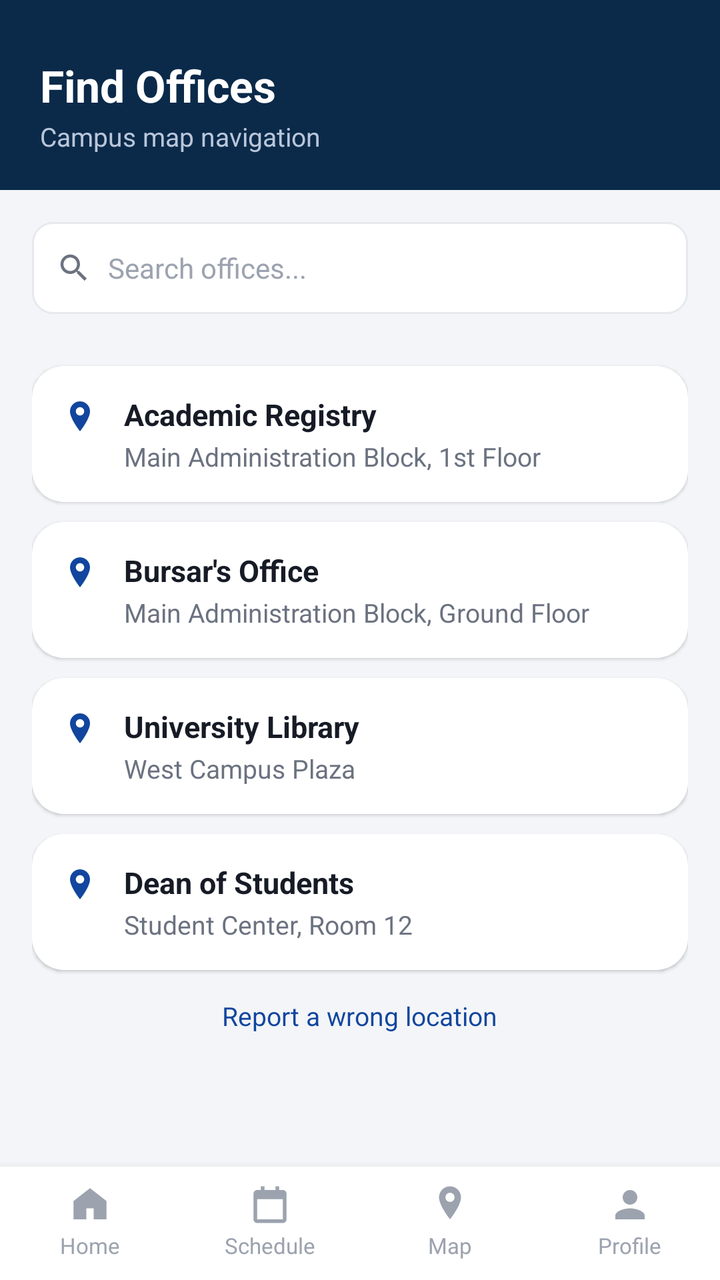
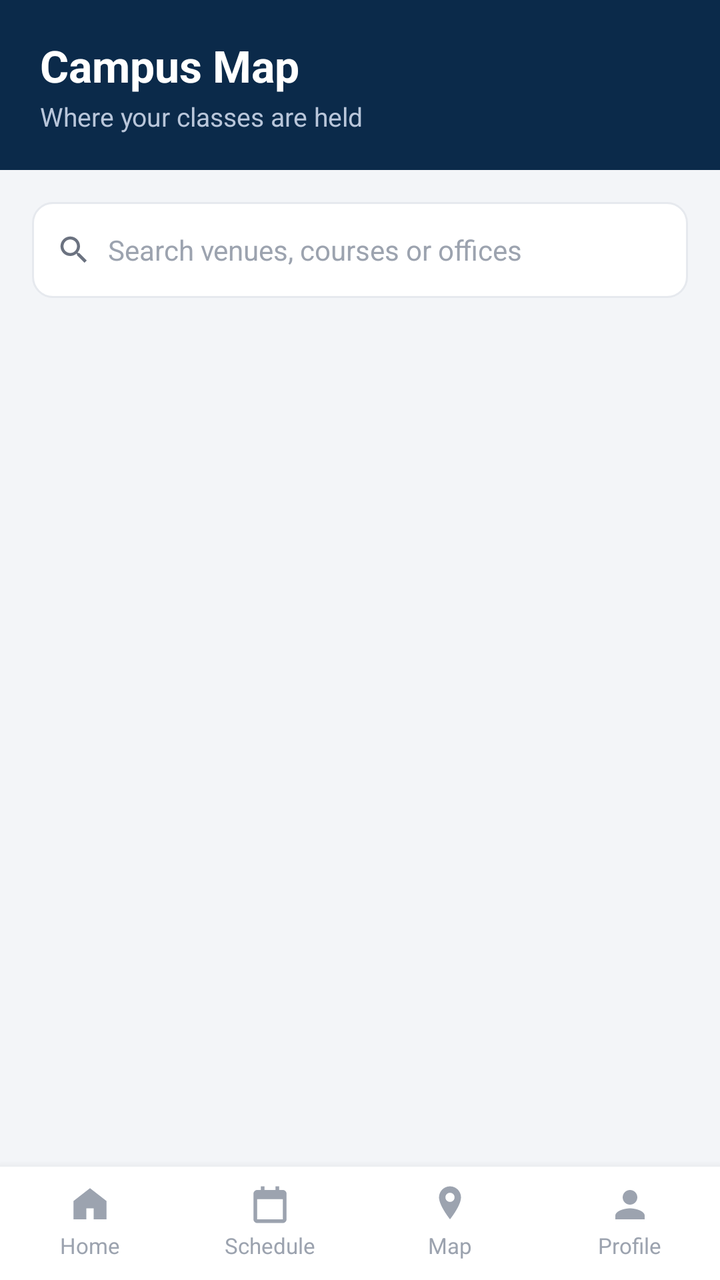

Screens rendered from an Android XML layout before and after an edit, with the pre-edit source and the edit as a unified diff.
<!-- AndroidManifest.xml: application theme Theme.CampusApp -->
<!-- res/layout/activity_campus_map.xml -->
<?xml version="1.0" encoding="utf-8"?>
<LinearLayout xmlns:android="http://schemas.android.com/apk/res/android"
    android:layout_width="match_parent"
    android:layout_height="match_parent"
    android:orientation="vertical"
    android:background="@color/background">

    <LinearLayout style="@style/SectionHeader">
        <TextView
            android:layout_width="wrap_content" android:layout_height="wrap_content"
            android:text="Find Offices" android:textColor="@color/white" android:textSize="22sp" android:textStyle="bold"/>
        <TextView
            android:layout_width="wrap_content" android:layout_height="wrap_content" android:layout_marginTop="2dp"
            android:text="Campus map navigation" android:textColor="#B9C6DA" android:textSize="13sp"/>
    </LinearLayout>

    <LinearLayout
        android:layout_width="match_parent" android:layout_height="46dp"
        android:layout_margin="16dp"
        android:orientation="horizontal" android:gravity="center_vertical"
        android:background="@drawable/bg_input" android:paddingLeft="12dp" android:paddingRight="12dp">
        <ImageView android:layout_width="18dp" android:layout_height="18dp" android:src="@drawable/ic_search"/>
        <TextView android:layout_width="0dp" android:layout_height="wrap_content" android:layout_weight="1"
            android:layout_marginStart="8dp" android:text="Search offices..." android:textColor="@color/text_gray_light" android:textSize="14sp"/>
    </LinearLayout>

    <ScrollView android:layout_width="match_parent" android:layout_height="0dp" android:layout_weight="1">
        <LinearLayout android:layout_width="match_parent" android:layout_height="wrap_content" android:orientation="vertical"
            android:paddingLeft="16dp" android:paddingRight="16dp">

            <LinearLayout style="@style/OfficeRow">
                <ImageView android:layout_width="20dp" android:layout_height="20dp" android:src="@drawable/ic_pin" android:layout_marginTop="2dp"/>
                <LinearLayout android:layout_width="0dp" android:layout_height="wrap_content" android:layout_weight="1"
                    android:orientation="vertical" android:layout_marginStart="12dp">
                    <TextView android:layout_width="wrap_content" android:layout_height="wrap_content"
                        android:text="Academic Registry" android:textStyle="bold" android:textSize="15sp" android:textColor="@color/text_dark"/>
                    <TextView android:layout_width="wrap_content" android:layout_height="wrap_content" android:layout_marginTop="2dp"
                        android:text="Main Administration Block, 1st Floor" android:textSize="13sp" android:textColor="@color/text_gray"/>
                </LinearLayout>
            </LinearLayout>

            <LinearLayout style="@style/OfficeRow">
                <ImageView android:layout_width="20dp" android:layout_height="20dp" android:src="@drawable/ic_pin" android:layout_marginTop="2dp"/>
                <LinearLayout android:layout_width="0dp" android:layout_height="wrap_content" android:layout_weight="1"
                    android:orientation="vertical" android:layout_marginStart="12dp">
                    <TextView android:layout_width="wrap_content" android:layout_height="wrap_content"
                        android:text="Bursar's Office" android:textStyle="bold" android:textSize="15sp" android:textColor="@color/text_dark"/>
                    <TextView android:layout_width="wrap_content" android:layout_height="wrap_content" android:layout_marginTop="2dp"
                        android:text="Main Administration Block, Ground Floor" android:textSize="13sp" android:textColor="@color/text_gray"/>
                </LinearLayout>
            </LinearLayout>

            <LinearLayout style="@style/OfficeRow">
                <ImageView android:layout_width="20dp" android:layout_height="20dp" android:src="@drawable/ic_pin" android:layout_marginTop="2dp"/>
                <LinearLayout android:layout_width="0dp" android:layout_height="wrap_content" android:layout_weight="1"
                    android:orientation="vertical" android:layout_marginStart="12dp">
                    <TextView android:layout_width="wrap_content" android:layout_height="wrap_content"
                        android:text="University Library" android:textStyle="bold" android:textSize="15sp" android:textColor="@color/text_dark"/>
                    <TextView android:layout_width="wrap_content" android:layout_height="wrap_content" android:layout_marginTop="2dp"
                        android:text="West Campus Plaza" android:textSize="13sp" android:textColor="@color/text_gray"/>
                </LinearLayout>
            </LinearLayout>

            <LinearLayout style="@style/OfficeRow">
                <ImageView android:layout_width="20dp" android:layout_height="20dp" android:src="@drawable/ic_pin" android:layout_marginTop="2dp"/>
                <LinearLayout android:layout_width="0dp" android:layout_height="wrap_content" android:layout_weight="1"
                    android:orientation="vertical" android:layout_marginStart="12dp">
                    <TextView android:layout_width="wrap_content" android:layout_height="wrap_content"
                        android:text="Dean of Students" android:textStyle="bold" android:textSize="15sp" android:textColor="@color/text_dark"/>
                    <TextView android:layout_width="wrap_content" android:layout_height="wrap_content" android:layout_marginTop="2dp"
                        android:text="Student Center, Room 12" android:textSize="13sp" android:textColor="@color/text_gray"/>
                </LinearLayout>
            </LinearLayout>

            <TextView
                android:id="@+id/tvReportLocation"
                android:layout_width="wrap_content" android:layout_height="wrap_content"
                android:layout_gravity="center_horizontal"
                android:layout_marginTop="14dp" android:layout_marginBottom="16dp"
                android:text="Report a wrong location"
                android:textColor="@color/primary_blue" android:textSize="13sp"/>

        </LinearLayout>
    </ScrollView>

    <include layout="@layout/layout_bottom_nav" android:id="@+id/bottomNavInclude"/>

</LinearLayout>
<!-- res/layout/layout_bottom_nav.xml (included above) -->
<?xml version="1.0" encoding="utf-8"?>
<LinearLayout xmlns:android="http://schemas.android.com/apk/res/android"
    android:id="@+id/bottomNav"
    android:layout_width="match_parent"
    android:layout_height="wrap_content"
    android:orientation="horizontal"
    android:background="@color/white"
    android:elevation="8dp"
    android:paddingTop="8dp"
    android:paddingBottom="10dp">

    <LinearLayout android:id="@+id/navHome" style="@style/BottomNavItem">
        <ImageView android:id="@+id/navHomeIcon" style="@style/BottomNavIcon" android:src="@drawable/ic_home"/>
        <TextView android:id="@+id/navHomeLabel" style="@style/BottomNavLabel" android:text="Home"/>
    </LinearLayout>

    <LinearLayout android:id="@+id/navSchedule" style="@style/BottomNavItem">
        <ImageView android:id="@+id/navScheduleIcon" style="@style/BottomNavIcon" android:src="@drawable/ic_schedule"/>
        <TextView android:id="@+id/navScheduleLabel" style="@style/BottomNavLabel" android:text="Schedule"/>
    </LinearLayout>

    <LinearLayout android:id="@+id/navMap" style="@style/BottomNavItem">
        <ImageView android:id="@+id/navMapIcon" style="@style/BottomNavIcon" android:src="@drawable/ic_map"/>
        <TextView android:id="@+id/navMapLabel" style="@style/BottomNavLabel" android:text="@string/map"/>
    </LinearLayout>

    <LinearLayout android:id="@+id/navProfile" style="@style/BottomNavItem">
        <ImageView android:id="@+id/navProfileIcon" style="@style/BottomNavIcon" android:src="@drawable/ic_profile"/>
        <TextView android:id="@+id/navProfileLabel" style="@style/BottomNavLabel" android:text="Profile"/>
    </LinearLayout>

</LinearLayout>
<!-- resources referenced by this layout -->
<resources>
  <color name="background">#F3F5F8</color>
  <color name="primary_blue">#12469E</color>
  <color name="text_dark">#161B26</color>
  <color name="text_gray">#6B7280</color>
  <color name="text_gray_light">#9CA3AF</color>
  <color name="white">#FFFFFF</color>
  <!-- drawable bg_input (drawable) -->
  <?xml version="1.0" encoding="utf-8"?>
  <shape xmlns:android="http://schemas.android.com/apk/res/android" android:shape="rectangle">
      <solid android:color="@color/white" />
      <stroke android:width="1dp" android:color="@color/divider" />
      <corners android:radius="10dp" />
  </shape>
  <!-- drawable ic_home (drawable) -->
  <vector xmlns:android="http://schemas.android.com/apk/res/android"
      android:width="24dp" android:height="24dp" android:viewportWidth="24" android:viewportHeight="24"
      android:tint="?attr/colorControlNormal">
      <path android:fillColor="@android:color/white"
          android:pathData="M12,3 L21,10 L21,20 L14,20 L14,14 L10,14 L10,20 L3,20 L3,10 Z"
          android:fillType="evenOdd"/>
  </vector>
  <!-- drawable ic_pin (drawable) -->
  <vector xmlns:android="http://schemas.android.com/apk/res/android"
      android:width="20dp" android:height="20dp" android:viewportWidth="24" android:viewportHeight="24">
      <path android:fillColor="@color/primary_blue"
          android:pathData="M12,2 C8.7,2 6,4.7 6,8 C6,12.5 12,20 12,20 C12,20 18,12.5 18,8 C18,4.7 15.3,2 12,2 Z M12,10.5 C10.6,10.5 9.5,9.4 9.5,8 C9.5,6.6 10.6,5.5 12,5.5 C13.4,5.5 14.5,6.6 14.5,8 C14.5,9.4 13.4,10.5 12,10.5 Z"/>
  </vector>
  <string name="map">Map</string>
  <style name="BottomNavIcon">
          <item name="android:layout_width">22dp</item>
          <item name="android:layout_height">22dp</item>
          <item name="android:tint">@color/text_gray_light</item>
      </style>
  <style name="BottomNavLabel">
          <item name="android:layout_width">wrap_content</item>
          <item name="android:layout_height">wrap_content</item>
          <item name="android:layout_marginTop">2dp</item>
          <item name="android:textSize">11sp</item>
          <item name="android:textColor">@color/text_gray_light</item>
      </style>
  <style name="OfficeRow">
          <item name="android:layout_width">match_parent</item>
          <item name="android:layout_height">wrap_content</item>
          <item name="android:orientation">horizontal</item>
          <item name="android:background">@drawable/bg_card</item>
          <item name="android:padding">14dp</item>
          <item name="android:layout_marginTop">10dp</item>
          <item name="android:elevation">1dp</item>
      </style>
  <style name="SectionHeader">
          <item name="android:layout_width">match_parent</item>
          <item name="android:layout_height">wrap_content</item>
          <item name="android:background">@color/navy_dark</item>
          <item name="android:paddingLeft">20dp</item>
          <item name="android:paddingRight">20dp</item>
          <item name="android:paddingTop">28dp</item>
          <item name="android:paddingBottom">18dp</item>
          <item name="android:orientation">vertical</item>
      </style>
  <style name="Theme.CampusApp" parent="Theme.MaterialComponents.Light.NoActionBar">
          <item name="colorPrimary">@color/primary_blue</item>
          <item name="colorPrimaryDark">@color/navy_dark</item>
          <item name="colorAccent">@color/primary_red</item>
          <item name="android:windowBackground">@color/background</item>
          <item name="android:statusBarColor">@color/navy_dark</item>
      </style>
  <color name="divider">#E6E9EE</color>
  <!-- drawable bg_card (drawable) -->
  <?xml version="1.0" encoding="utf-8"?>
  <shape xmlns:android="http://schemas.android.com/apk/res/android" android:shape="rectangle">
      <solid android:color="@color/card_white" />
      <corners android:radius="16dp" />
  </shape>
  <color name="navy_dark">#0B2A4A</color>
  <color name="primary_red">#C31432</color>
  <color name="card_white">#FFFFFF</color>
  <!-- unchanged entries left out for length: 5 -->
</resources>

<!-- the commit's change to res/layout/activity_campus_map.xml (unified diff, before → after) -->
@@ -1,89 +1,85 @@
 <?xml version="1.0" encoding="utf-8"?>
 <LinearLayout xmlns:android="http://schemas.android.com/apk/res/android"
+    xmlns:tools="http://schemas.android.com/tools"
     android:layout_width="match_parent"
     android:layout_height="match_parent"
     android:orientation="vertical"
-    android:background="@color/background">
+    android:background="@color/background"
+    tools:ignore="HardcodedText,AccessibleMissingDescription,ContentDescription,All">
 
-    <LinearLayout style="@style/SectionHeader">
+    <LinearLayout
+        style="@style/SectionHeader"
+        android:layout_width="match_parent"
+        android:layout_height="wrap_content"
+        android:orientation="vertical">
         <TextView
-            android:layout_width="wrap_content" android:layout_height="wrap_content"
-            android:text="Find Offices" android:textColor="@color/white" android:textSize="22sp" android:textStyle="bold"/>
+            android:layout_width="wrap_content"
+            android:layout_height="wrap_content"
+            android:text="Campus Map"
+            android:textColor="@color/white"
+            android:textSize="22sp"
+            android:textStyle="bold"/>
         <TextView
-            android:layout_width="wrap_content" android:layout_height="wrap_content" android:layout_marginTop="2dp"
-            android:text="Campus map navigation" android:textColor="#B9C6DA" android:textSize="13sp"/>
+            android:id="@+id/tvMapSubtitle"
+            android:layout_width="wrap_content"
+            android:layout_height="wrap_content"
+            android:layout_marginTop="2dp"
+            android:text="Where your classes are held"
+            android:textColor="#B9C6DA"
+            android:textSize="13sp"/>
     </LinearLayout>
 
     <LinearLayout
-        android:layout_width="match_parent" android:layout_height="46dp"
+        android:layout_width="match_parent"
+        android:layout_height="48dp"
         android:layout_margin="16dp"
-        android:orientation="horizontal" android:gravity="center_vertical"
-        android:background="@drawable/bg_input" android:paddingLeft="12dp" android:paddingRight="12dp">
-        <ImageView android:layout_width="18dp" android:layout_height="18dp" android:src="@drawable/ic_search"/>
-        <TextView android:layout_width="0dp" android:layout_height="wrap_content" android:layout_weight="1"
-            android:layout_marginStart="8dp" android:text="Search offices..." android:textColor="@color/text_gray_light" android:textSize="14sp"/>
+        android:orientation="horizontal"
+        android:gravity="center_vertical"
+        android:background="@drawable/bg_input"
+        android:paddingLeft="12dp"
+        android:paddingRight="12dp">
+        <ImageView
+            android:importantForAccessibility="no"
+            android:layout_width="18dp"
+            android:layout_height="18dp"
+            android:src="@drawable/ic_search"/>
+        <EditText
+            android:id="@+id/etVenueSearch"
+            android:layout_width="0dp"
+            android:layout_height="match_parent"
+            android:layout_weight="1"
+            android:layout_marginStart="8dp"
+            android:background="@android:color/transparent"
+            android:hint="Search venues, courses or offices"
+            android:importantForAutofill="no"
+            android:inputType="text"
+            android:imeOptions="actionSearch"
+            android:textColor="@color/text_dark"
+            android:textColorHint="@color/text_gray_light"
+            android:textSize="14sp"/>
     </LinearLayout>
 
-    <ScrollView android:layout_width="match_parent" android:layout_height="0dp" android:layout_weight="1">
-        <LinearLayout android:layout_width="match_parent" android:layout_height="wrap_content" android:orientation="vertical"
-            android:paddingLeft="16dp" android:paddingRight="16dp">
-
-            <LinearLayout style="@style/OfficeRow">
-                <ImageView android:layout_width="20dp" android:layout_height="20dp" android:src="@drawable/ic_pin" android:layout_marginTop="2dp"/>
-                <LinearLayout android:layout_width="0dp" android:layout_height="wrap_content" android:layout_weight="1"
-                    android:orientation="vertical" android:layout_marginStart="12dp">
-                    <TextView android:layout_width="wrap_content" android:layout_height="wrap_content"
-                        android:text="Academic Registry" android:textStyle="bold" android:textSize="15sp" android:textColor="@color/text_dark"/>
-                    <TextView android:layout_width="wrap_content" android:layout_height="wrap_content" android:layout_marginTop="2dp"
-                        android:text="Main Administration Block, 1st Floor" android:textSize="13sp" android:textColor="@color/text_gray"/>
-                </LinearLayout>
-            </LinearLayout>
-
-            <LinearLayout style="@style/OfficeRow">
-                <ImageView android:layout_width="20dp" android:layout_height="20dp" android:src="@drawable/ic_pin" android:layout_marginTop="2dp"/>
-                <LinearLayout android:layout_width="0dp" android:layout_height="wrap_content" android:layout_weight="1"
-                    android:orientation="vertical" android:layout_marginStart="12dp">
-                    <TextView android:layout_width="wrap_content" android:layout_height="wrap_content"
-                        android:text="Bursar's Office" android:textStyle="bold" android:textSize="15sp" android:textColor="@color/text_dark"/>
-                    <TextView android:layout_width="wrap_content" android:layout_height="wrap_content" android:layout_marginTop="2dp"
-                        android:text="Main Administration Block, Ground Floor" android:textSize="13sp" android:textColor="@color/text_gray"/>
-                </LinearLayout>
-            </LinearLayout>
-
-            <LinearLayout style="@style/OfficeRow">
-                <ImageView android:layout_width="20dp" android:layout_height="20dp" android:src="@drawable/ic_pin" android:layout_marginTop="2dp"/>
-                <LinearLayout android:layout_width="0dp" android:layout_height="wrap_content" android:layout_weight="1"
-                    android:orientation="vertical" android:layout_marginStart="12dp">
-                    <TextView android:layout_width="wrap_content" android:layout_height="wrap_content"
-                        android:text="University Library" android:textStyle="bold" android:textSize="15sp" android:textColor="@color/text_dark"/>
-                    <TextView android:layout_width="wrap_content" android:layout_height="wrap_content" android:layout_marginTop="2dp"
-                        android:text="West Campus Plaza" android:textSize="13sp" android:textColor="@color/text_gray"/>
-                </LinearLayout>
-            </LinearLayout>
-
-            <LinearLayout style="@style/OfficeRow">
-                <ImageView android:layout_width="20dp" android:layout_height="20dp" android:src="@drawable/ic_pin" android:layout_marginTop="2dp"/>
-                <LinearLayout android:layout_width="0dp" android:layout_height="wrap_content" android:layout_weight="1"
-                    android:orientation="vertical" android:layout_marginStart="12dp">
-                    <TextView android:layout_width="wrap_content" android:layout_height="wrap_content"
-                        android:text="Dean of Students" android:textStyle="bold" android:textSize="15sp" android:textColor="@color/text_dark"/>
-                    <TextView android:layout_width="wrap_content" android:layout_height="wrap_content" android:layout_marginTop="2dp"
-                        android:text="Student Center, Room 12" android:textSize="13sp" android:textColor="@color/text_gray"/>
-                </LinearLayout>
-            </LinearLayout>
-
-            <TextView
-                android:id="@+id/tvReportLocation"
-                android:layout_width="wrap_content" android:layout_height="wrap_content"
-                android:layout_gravity="center_horizontal"
-                android:layout_marginTop="14dp" android:layout_marginBottom="16dp"
-                android:text="Report a wrong location"
-                android:textColor="@color/primary_blue" android:textSize="13sp"/>
-
-        </LinearLayout>
+    <ScrollView
+        android:id="@+id/mapScroll"
+        android:layout_width="match_parent"
+        android:layout_height="0dp"
+        android:layout_weight="1"
+        android:importantForAccessibility="no">
+        <LinearLayout
+            android:id="@+id/venueContainer"
+            android:layout_width="match_parent"
+            android:layout_height="wrap_content"
+            android:orientation="vertical"
+            android:paddingLeft="16dp"
+            android:paddingRight="16dp"
+            android:paddingBottom="16dp"/>
     </ScrollView>
 
-    <include layout="@layout/layout_bottom_nav" android:id="@+id/bottomNavInclude"/>
+    <include
+        layout="@layout/layout_bottom_nav"
+        android:id="@+id/bottomNavInclude"
+        android:layout_width="match_parent"
+        android:layout_height="wrap_content"/>
 
 </LinearLayout>
 <!-- res/layout/layout_bottom_nav.xml (included above) -->
@@ -99,22 +95,22 @@
     android:paddingBottom="10dp">
 
     <LinearLayout android:id="@+id/navHome" style="@style/BottomNavItem">
-        <ImageView android:id="@+id/navHomeIcon" style="@style/BottomNavIcon" android:src="@drawable/ic_home"/>
+        <ImageView android:importantForAccessibility="no" android:id="@+id/navHomeIcon" style="@style/BottomNavIcon" android:src="@drawable/ic_home"/>
         <TextView android:id="@+id/navHomeLabel" style="@style/BottomNavLabel" android:text="Home"/>
     </LinearLayout>
 
     <LinearLayout android:id="@+id/navSchedule" style="@style/BottomNavItem">
-        <ImageView android:id="@+id/navScheduleIcon" style="@style/BottomNavIcon" android:src="@drawable/ic_schedule"/>
+        <ImageView android:importantForAccessibility="no" android:id="@+id/navScheduleIcon" style="@style/BottomNavIcon" android:src="@drawable/ic_schedule"/>
         <TextView android:id="@+id/navScheduleLabel" style="@style/BottomNavLabel" android:text="Schedule"/>
     </LinearLayout>
 
     <LinearLayout android:id="@+id/navMap" style="@style/BottomNavItem">
-        <ImageView android:id="@+id/navMapIcon" style="@style/BottomNavIcon" android:src="@drawable/ic_map"/>
+        <ImageView android:importantForAccessibility="no" android:id="@+id/navMapIcon" style="@style/BottomNavIcon" android:src="@drawable/ic_map"/>
         <TextView android:id="@+id/navMapLabel" style="@style/BottomNavLabel" android:text="@string/map"/>
     </LinearLayout>
 
     <LinearLayout android:id="@+id/navProfile" style="@style/BottomNavItem">
-        <ImageView android:id="@+id/navProfileIcon" style="@style/BottomNavIcon" android:src="@drawable/ic_profile"/>
+        <ImageView android:importantForAccessibility="no" android:id="@+id/navProfileIcon" style="@style/BottomNavIcon" android:src="@drawable/ic_profile"/>
         <TextView android:id="@+id/navProfileLabel" style="@style/BottomNavLabel" android:text="Profile"/>
     </LinearLayout>
 
<!-- resource entries referenced after the edit -->
@@ -21,12 +21,6 @@
           android:pathData="M12,3 L21,10 L21,20 L14,20 L14,14 L10,14 L10,20 L3,20 L3,10 Z"
           android:fillType="evenOdd"/>
   </vector>
-  <!-- drawable ic_pin (drawable) -->
-  <vector xmlns:android="http://schemas.android.com/apk/res/android"
-      android:width="20dp" android:height="20dp" android:viewportWidth="24" android:viewportHeight="24">
-      <path android:fillColor="@color/primary_blue"
-          android:pathData="M12,2 C8.7,2 6,4.7 6,8 C6,12.5 12,20 12,20 C12,20 18,12.5 18,8 C18,4.7 15.3,2 12,2 Z M12,10.5 C10.6,10.5 9.5,9.4 9.5,8 C9.5,6.6 10.6,5.5 12,5.5 C13.4,5.5 14.5,6.6 14.5,8 C14.5,9.4 13.4,10.5 12,10.5 Z"/>
-  </vector>
   <string name="map">Map</string>
   <style name="BottomNavIcon">
           <item name="android:layout_width">22dp</item>
@@ -40,22 +34,13 @@
           <item name="android:textSize">11sp</item>
           <item name="android:textColor">@color/text_gray_light</item>
       </style>
-  <style name="OfficeRow">
-          <item name="android:layout_width">match_parent</item>
-          <item name="android:layout_height">wrap_content</item>
-          <item name="android:orientation">horizontal</item>
-          <item name="android:background">@drawable/bg_card</item>
-          <item name="android:padding">14dp</item>
-          <item name="android:layout_marginTop">10dp</item>
-          <item name="android:elevation">1dp</item>
-      </style>
   <style name="SectionHeader">
           <item name="android:layout_width">match_parent</item>
           <item name="android:layout_height">wrap_content</item>
           <item name="android:background">@color/navy_dark</item>
           <item name="android:paddingLeft">20dp</item>
           <item name="android:paddingRight">20dp</item>
-          <item name="android:paddingTop">28dp</item>
+          <item name="android:paddingTop">18dp</item>
           <item name="android:paddingBottom">18dp</item>
           <item name="android:orientation">vertical</item>
       </style>
@@ -67,15 +52,8 @@
           <item name="android:statusBarColor">@color/navy_dark</item>
       </style>
   <color name="divider">#E6E9EE</color>
-  <!-- drawable bg_card (drawable) -->
-  <?xml version="1.0" encoding="utf-8"?>
-  <shape xmlns:android="http://schemas.android.com/apk/res/android" android:shape="rectangle">
-      <solid android:color="@color/card_white" />
-      <corners android:radius="16dp" />
-  </shape>
   <color name="navy_dark">#0B2A4A</color>
   <color name="primary_red">#C31432</color>
-  <color name="card_white">#FFFFFF</color>
   <!-- unchanged entries left out for length: 5 -->
 </resources>
 
